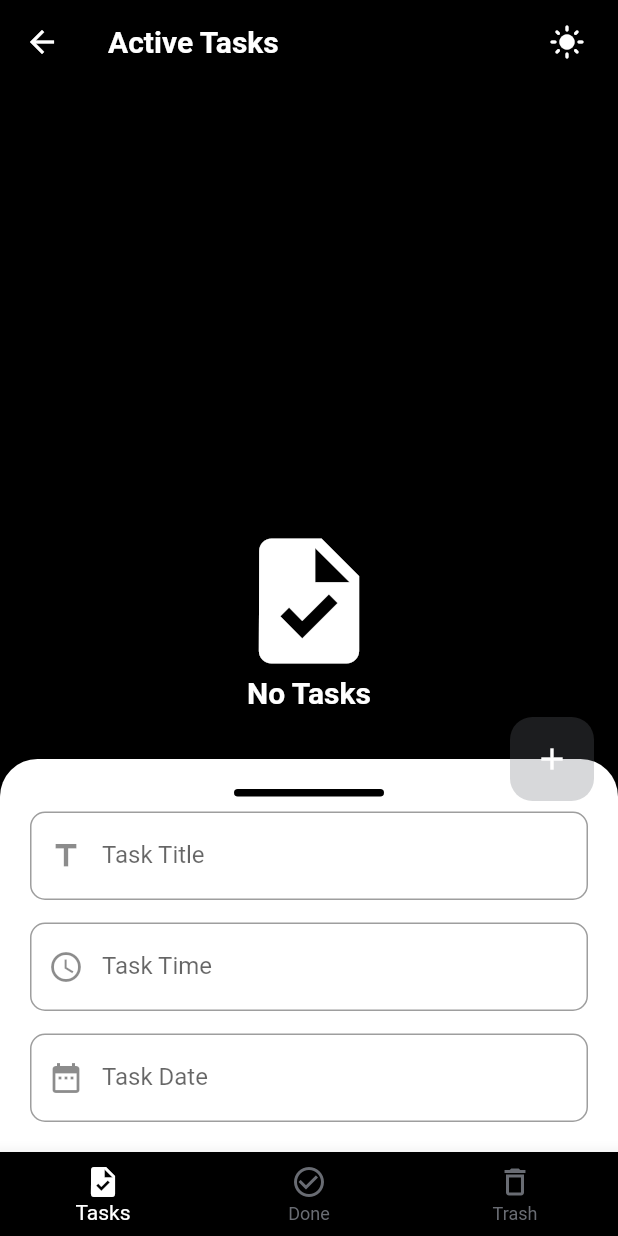
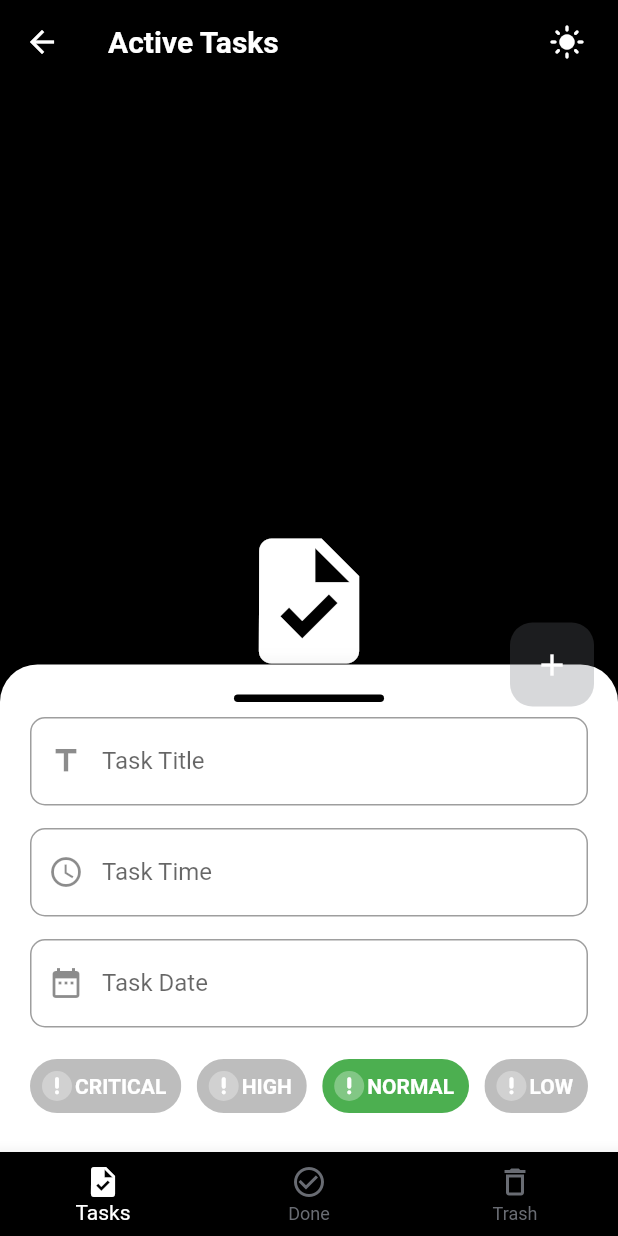
Before and after one commit to Hossam-Sayed/todo, a Flutter app: the screen it shows after launch, after a tap on the "dark mode" icon, after a tap on the "add task" icon, on a phone screen of 412 x 824 dp. Run offline on Flutter 3.47's test engine with Material 2 defaults, Android fonts, the phone set to English and light mode, and no system bars; our stand-ins replace bloc, flutter_bloc, sqflite; accounts and stored records are empty.

Commit message:
Add priority functionality

```diff
--- a/lib/layout/home_layout.dart
+++ b/lib/layout/home_layout.dart
@@ -75,6 +75,7 @@ class HomeLayout extends StatelessWidget {
                       title: titleController.text,
                       time: timeController.text,
                       date: dateController.text,
+                      priority: cubit.selectedIndex,
                     );
                   }
                 } else {
@@ -122,8 +123,10 @@ class HomeLayout extends StatelessWidget {
                                       context: context,
                                       initialTime: TimeOfDay.now(),
                                     ).then((value) {
-                                      timeController.text =
-                                          value!.format(context).toString();
+                                      if (value != null) {
+                                        timeController.text =
+                                            value.format(context).toString();
+                                      }
                                     });
                                   },
                                   type: TextInputType.datetime,
@@ -149,8 +152,10 @@ class HomeLayout extends StatelessWidget {
                                       firstDate: DateTime.now(),
                                       lastDate: DateTime.parse('2030-01-01'),
                                     ).then((value) {
-                                      dateController.text =
-                                          DateFormat.yMMMd().format(value!);
+                                      if (value != null) {
+                                        dateController.text =
+                                            DateFormat.yMMMd().format(value);
+                                      }
                                     });
                                   },
                                   type: TextInputType.datetime,
@@ -162,6 +167,35 @@ class HomeLayout extends StatelessWidget {
                                   },
                                   label: 'Task Date',
                                   prefixIcon: Icons.date_range,
+                                ),
+                                const SizedBox(
+                                  height: 15.0,
+                                ),
+                                Row(
+                                  mainAxisAlignment:
+                                      MainAxisAlignment.spaceBetween,
+                                  children: [
+                                    buildChip(
+                                      label: 'Critical',
+                                      color: Colors.red,
+                                      chipIndex: 0,
+                                    ),
+                                    buildChip(
+                                      label: 'High',
+                                      color: Colors.orange,
+                                      chipIndex: 1,
+                                    ),
+                                    buildChip(
+                                      label: 'Normal',
+                                      color: Colors.green,
+                                      chipIndex: 2,
+                                    ),
+                                    buildChip(
+                                      label: 'Low',
+                                      color: Colors.deepPurpleAccent,
+                                      chipIndex: 3,
+                                    ),
+                                  ],
                                 ),
                               ],
                             ),
@@ -183,6 +217,7 @@ class HomeLayout extends StatelessWidget {
                       isShown: false,
                       icon: Icons.add_task,
                     );
+                    cubit.toggleCheck(2);
                     titleController.clear();
                     timeController.clear();
                     dateController.clear();
--- a/lib/shared/components/components.dart
+++ b/lib/shared/components/components.dart
@@ -97,7 +97,10 @@ Widget taskItem(Map model, context, Color color) => Dismissible(
             const SizedBox(
               width: 20.0,
             ),
-            // addTaskControls(model, context),
+            buildPriorityCircle(model['priority']),
+            const SizedBox(
+              width: 20.0,
+            ),
           ],
         ),
       ),
@@ -123,6 +126,17 @@ Widget taskItem(Map model, context, Color color) => Dismissible(
         }
         return Future.value(true);
       },
+    );
+
+Widget buildPriorityCircle(int priority) => CircleAvatar(
+      backgroundColor: (priority == 0)
+          ? Colors.red
+          : (priority == 1)
+              ? Colors.orange
+              : (priority == 2)
+                  ? Colors.green
+                  : Colors.deepPurpleAccent,
+      maxRadius: 6.0,
     );
 
 Widget showAlert(context, model) => AlertDialog(
@@ -153,7 +167,7 @@ Widget showAlert(context, model) => AlertDialog(
             return Navigator.pop(context);
           },
           child: Text(
-            (model['status'] == 'delete') ? 'DELETE' : 'TRASH',
+            (model['status'] == 'delete') ? 'DELETE' : 'MOVE TO TRASH',
             style: const TextStyle(
               color: Colors.red,
             ),
@@ -165,67 +179,6 @@ Widget showAlert(context, model) => AlertDialog(
         ),
       ],
     );
-
-// Widget addTaskControls(Map model, context) {
-//   if (model['status'] == 'delete') {
-//     return IconButton(
-//       onPressed: () {
-//         AppCubit.get(context).updateDB(
-//           status: 'done',
-//           id: model['id'],
-//         );
-//       },
-//       icon: doneIcon(cubit.secondaryColor),
-//       tooltip: 'Mark as done',
-//     );
-//   } else if (model['status'] == 'done') {
-//     return IconButton(
-//       onPressed: () {
-//         AppCubit.get(context).updateDB(
-//           status: 'delete',
-//           id: model['id'],
-//         );
-//       },
-//       icon: archiveIcon(cubit.secondaryColor),
-//       tooltip: 'Trash',
-//     );
-//   } else {
-//     return Row(
-//       children: [
-//         IconButton(
-//           onPressed: () {
-//             AppCubit.get(context).updateDB(
-//               status: 'done',
-//               id: model['id'],
-//             );
-//           },
-//           icon: doneIcon(cubit.secondaryColor),
-//           tooltip: 'Mark as done',
-//         ),
-//         IconButton(
-//           onPressed: () {
-//             AppCubit.get(context).updateDB(
-//               status: 'delete',
-//               id: model['id'],
-//             );
-//           },
-//           icon: archiveIcon(cubit.secondaryColor),
-//           tooltip: 'Trash',
-//         ),
-//       ],
-//     );
-//   }
-// }
-
-// Icon doneIcon(Color color) => Icon(
-//       Icons.check_circle,
-//       color: color,
-//     );
-
-// Icon archiveIcon(Color color) => Icon(
-//       Icons.archive,
-//       color: color,
-//     );
 
 Widget tasksBuilder({
   required List<Map> tasks,
@@ -278,3 +231,42 @@ Widget tasksBuilder({
                   color: cubit.secondaryColor,
                 ),
               );
+
+Widget buildChip({
+  required String label,
+  required Color color,
+  required int chipIndex,
+}) =>
+    ChoiceChip(
+      labelPadding: const EdgeInsets.all(2.0),
+      avatar: const CircleAvatar(
+        backgroundColor: Colors.white30,
+        child: Icon(
+          Icons.priority_high_rounded,
+          color: Colors.white,
+          size: 15.0,
+        ),
+      ),
+      label: Text(
+        label.toUpperCase(),
+        style: const TextStyle(
+          fontWeight: FontWeight.bold,
+          color: Colors.white,
+        ),
+      ),
+      backgroundColor: Colors.grey[400],
+      selectedColor: color,
+      padding: const EdgeInsets.all(8.0),
+      selected: cubit.selectedIndex == chipIndex,
+      onSelected: (bool selected) {
+        if (selected) {
+          cubit.toggleCheck(chipIndex);
+        }
+      },
+    );
+
+Widget createImportanceButton(String label, Color color) => TextButton(
+      onPressed: () {},
+      style: TextButton.styleFrom(foregroundColor: color),
+      child: Text(label),
+    );
--- a/lib/shared/cubit/cubit.dart
+++ b/lib/shared/cubit/cubit.dart
@@ -38,12 +38,12 @@ class AppCubit extends Cubit<AppStates> {
 
   void createDB() {
     openDatabase(
-      'todo.db',
+      'todo1.db',
       version: 1,
       onCreate: (database, version) {
         database
             .execute(
-                'CREATE TABLE tasks (id INTEGER PRIMARY KEY, title TEXT, date TEXT, time TEXT, status TEXT)')
+                'CREATE TABLE tasks (id INTEGER PRIMARY KEY, title TEXT, date TEXT, time TEXT, status TEXT, priority INTEGER)')
             .then((value) {
           print('Table Created');
         }).catchError((error) {
@@ -65,11 +65,12 @@ class AppCubit extends Cubit<AppStates> {
     required String title,
     required String time,
     required String date,
+    required int priority,
   }) async {
     return await database.transaction((txn) async {
       txn
           .rawInsert(
-        'INSERT INTO tasks(title, time, date, status) VALUES("$title", "$time", "$date", "active")',
+        'INSERT INTO tasks(title, time, date, status, priority) VALUES("$title", "$time", "$date", "active", "$priority")',
       )
           .then((value) {
         print('$value inserted successfully');
@@ -153,4 +154,10 @@ class AppCubit extends Cubit<AppStates> {
     secondaryColor = appSecondaryColor;
     emit(AppChangeAppMode());
   }
+
+  int selectedIndex = 2;
+  void toggleCheck(int index) {
+    selectedIndex = index;
+    emit(AppToggleCheckedChip());
+  }
 }
--- a/lib/shared/cubit/states.dart
+++ b/lib/shared/cubit/states.dart
@@ -7,6 +7,8 @@ class AppChangeBottomNavBarState extends AppStates {}
 class AppChangeBottomSheetState extends AppStates {}
 
 class AppChangeAppMode extends AppStates {}
+
+class AppToggleCheckedChip extends AppStates {}
 
 class AppCreateDatabaseState extends AppStates {}
 
```
